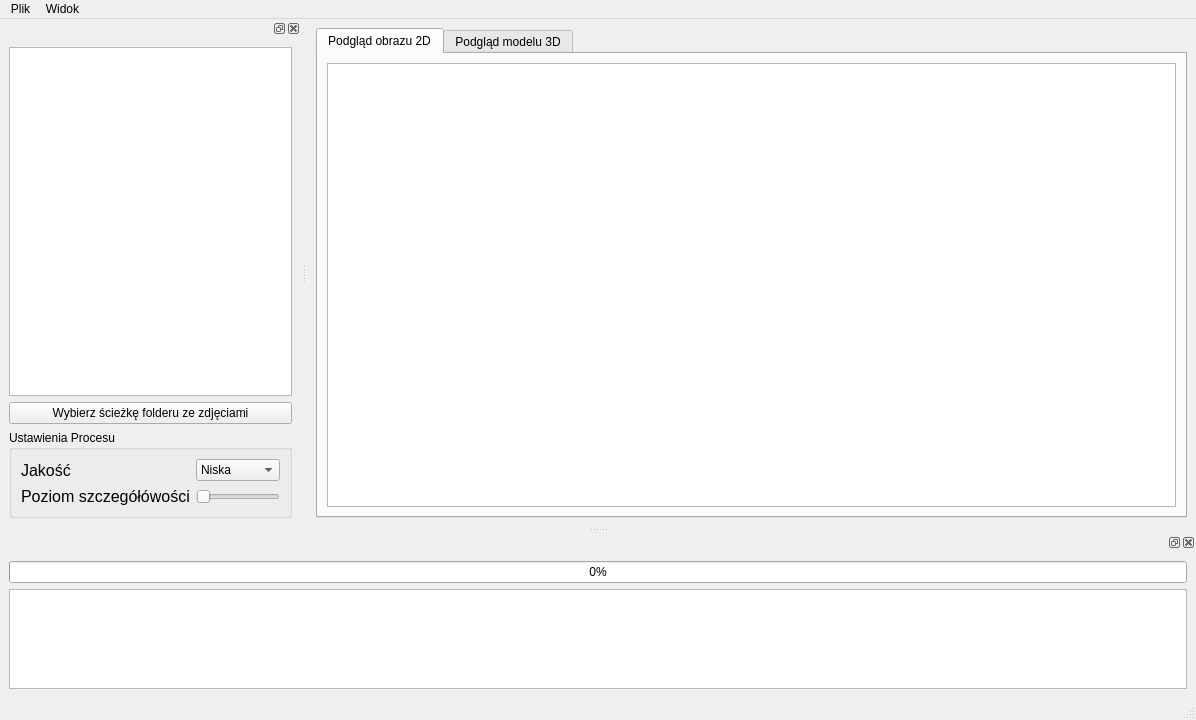
This is src/mainwindow.ui in RareIcubu/Image-to-3D as Qt 5 draws it before an edit. The edited form follows.
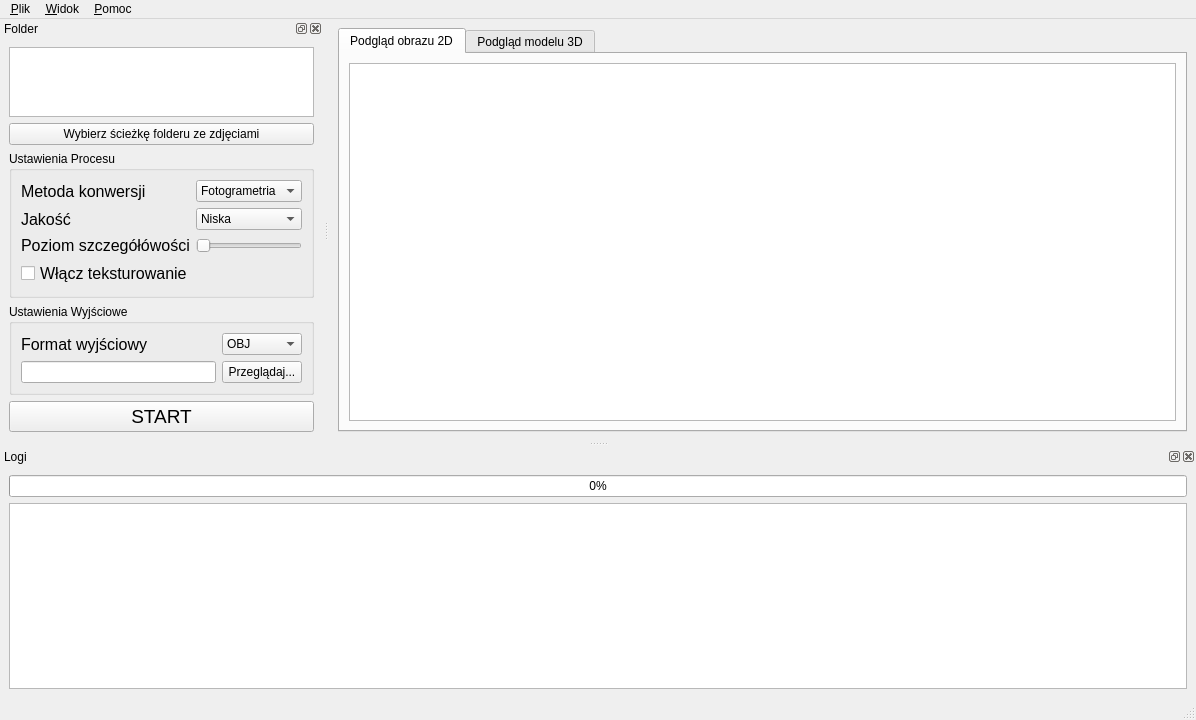
This is the edited form.

Commit message: Added Options to left panel

Patch:
```diff
--- a/src/mainwindow.ui
+++ b/src/mainwindow.ui
@@ -51,30 +51,11 @@
     </item>
    </layout>
   </widget>
-  <widget class="QMenuBar" name="menubar">
-   <property name="geometry">
-    <rect>
-     <x>0</x>
-     <y>0</y>
-     <width>1196</width>
-     <height>22</height>
-    </rect>
-   </property>
-   <widget class="QMenu" name="menuPlik">
-    <property name="title">
-     <string>Plik</string>
-    </property>
-   </widget>
-   <widget class="QMenu" name="menuWidok">
-    <property name="title">
-     <string>Widok</string>
-    </property>
-   </widget>
-   <addaction name="menuPlik"/>
-   <addaction name="menuWidok"/>
-  </widget>
   <widget class="QStatusBar" name="statusbar"/>
-  <widget class="QDockWidget" name="dockWidget">
+  <widget class="QDockWidget" name="inputDockWidget">
+   <property name="windowTitle">
+    <string>Folder</string>
+   </property>
    <attribute name="dockWidgetArea">
     <number>1</number>
    </attribute>
@@ -100,7 +81,7 @@
         <string>Ustawienia Procesu</string>
        </property>
        <layout class="QGridLayout" name="gridLayout_7">
-        <item row="0" column="0">
+        <item row="1" column="0">
          <widget class="QLabel" name="label_5">
           <property name="font">
            <font>
@@ -112,7 +93,32 @@
           </property>
          </widget>
         </item>
-        <item row="0" column="1">
+        <item row="2" column="1">
+         <widget class="QSlider" name="horizontalSlider_3">
+          <property name="minimum">
+           <number>1</number>
+          </property>
+          <property name="maximum">
+           <number>5</number>
+          </property>
+          <property name="orientation">
+           <enum>Qt::Orientation::Horizontal</enum>
+          </property>
+         </widget>
+        </item>
+        <item row="2" column="0">
+         <widget class="QLabel" name="label_6">
+          <property name="font">
+           <font>
+            <pointsize>12</pointsize>
+           </font>
+          </property>
+          <property name="text">
+           <string>Poziom szczegółówości</string>
+          </property>
+         </widget>
+        </item>
+        <item row="1" column="1">
          <widget class="QComboBox" name="comboBox_3">
           <item>
            <property name="text">
@@ -131,32 +137,106 @@
           </item>
          </widget>
         </item>
+        <item row="0" column="0">
+         <widget class="QLabel" name="label_7">
+          <property name="font">
+           <font>
+            <pointsize>12</pointsize>
+           </font>
+          </property>
+          <property name="text">
+           <string>Metoda konwersji</string>
+          </property>
+         </widget>
+        </item>
+        <item row="0" column="1">
+         <widget class="QComboBox" name="comboBox_4">
+          <item>
+           <property name="text">
+            <string>Fotogrametria</string>
+           </property>
+          </item>
+         </widget>
+        </item>
+        <item row="3" column="0" colspan="2">
+         <widget class="QCheckBox" name="checkBox">
+          <property name="font">
+           <font>
+            <pointsize>12</pointsize>
+           </font>
+          </property>
+          <property name="text">
+           <string>Włącz teksturowanie</string>
+          </property>
+         </widget>
+        </item>
+       </layout>
+      </widget>
+     </item>
+     <item>
+      <widget class="QGroupBox" name="groupBox_2">
+       <property name="title">
+        <string>Ustawienia Wyjściowe</string>
+       </property>
+       <layout class="QGridLayout" name="gridLayout_8">
+        <item row="0" column="0">
+         <widget class="QLabel" name="label_8">
+          <property name="font">
+           <font>
+            <pointsize>12</pointsize>
+           </font>
+          </property>
+          <property name="text">
+           <string>Format wyjściowy</string>
+          </property>
+         </widget>
+        </item>
+        <item row="0" column="1">
+         <widget class="QComboBox" name="comboBox_5">
+          <item>
+           <property name="text">
+            <string>OBJ</string>
+           </property>
+          </item>
+          <item>
+           <property name="text">
+            <string>STL</string>
+           </property>
+          </item>
+         </widget>
+        </item>
         <item row="1" column="0">
-         <widget class="QLabel" name="label_6">
-          <property name="font">
-           <font>
-            <pointsize>12</pointsize>
-           </font>
-          </property>
-          <property name="text">
-           <string>Poziom szczegółówości</string>
-          </property>
-         </widget>
+         <widget class="QLineEdit" name="lineEdit"/>
         </item>
         <item row="1" column="1">
-         <widget class="QSlider" name="horizontalSlider_3">
-          <property name="orientation">
-           <enum>Qt::Orientation::Horizontal</enum>
+         <widget class="QPushButton" name="pushButton">
+          <property name="text">
+           <string>Przeglądaj...</string>
           </property>
          </widget>
         </item>
        </layout>
       </widget>
      </item>
+     <item>
+      <widget class="QPushButton" name="pushButton_2">
+       <property name="font">
+        <font>
+         <pointsize>14</pointsize>
+        </font>
+       </property>
+       <property name="text">
+        <string>START</string>
+       </property>
+      </widget>
+     </item>
     </layout>
    </widget>
   </widget>
-  <widget class="QDockWidget" name="dockWidget_2">
+  <widget class="QDockWidget" name="logDockWidget">
+   <property name="windowTitle">
+    <string>Logi</string>
+   </property>
    <attribute name="dockWidgetArea">
     <number>8</number>
    </attribute>
@@ -180,7 +260,7 @@
        <property name="maximumSize">
         <size>
          <width>16777215</width>
-         <height>100</height>
+         <height>16777215</height>
         </size>
        </property>
        <property name="readOnly">
@@ -191,6 +271,45 @@
     </layout>
    </widget>
   </widget>
+  <widget class="QMenuBar" name="menubar">
+   <property name="geometry">
+    <rect>
+     <x>0</x>
+     <y>0</y>
+     <width>1196</width>
+     <height>22</height>
+    </rect>
+   </property>
+   <widget class="QMenu" name="menuPlik">
+    <property name="title">
+     <string>&amp;Plik</string>
+    </property>
+   </widget>
+   <widget class="QMenu" name="menu_Widok">
+    <property name="title">
+     <string>&amp;Widok</string>
+    </property>
+   </widget>
+   <widget class="QMenu" name="menuPomoc">
+    <property name="title">
+     <string>&amp;Pomoc</string>
+    </property>
+    <addaction name="actionO_programie"/>
+   </widget>
+   <addaction name="menuPlik"/>
+   <addaction name="menu_Widok"/>
+   <addaction name="menuPomoc"/>
+  </widget>
+  <action name="actionLogi">
+   <property name="text">
+    <string>Logi</string>
+   </property>
+  </action>
+  <action name="actionO_programie">
+   <property name="text">
+    <string>&amp;O programie</string>
+   </property>
+  </action>
  </widget>
  <resources/>
  <connections/>
```
The commit also changes 4 other files.
